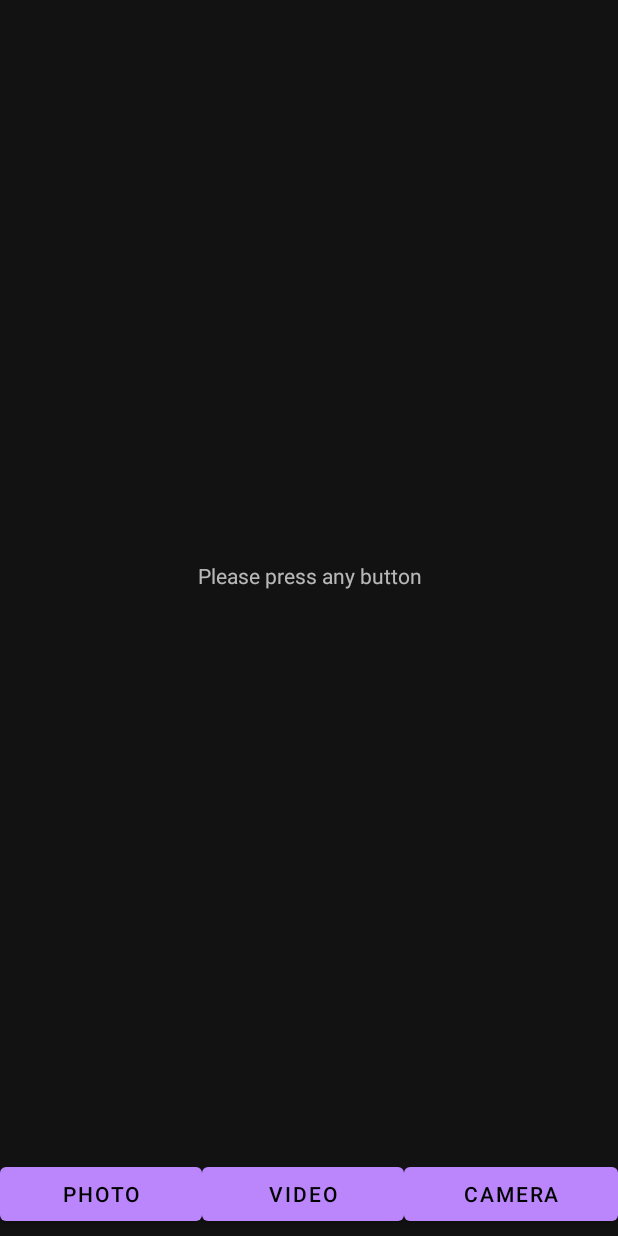
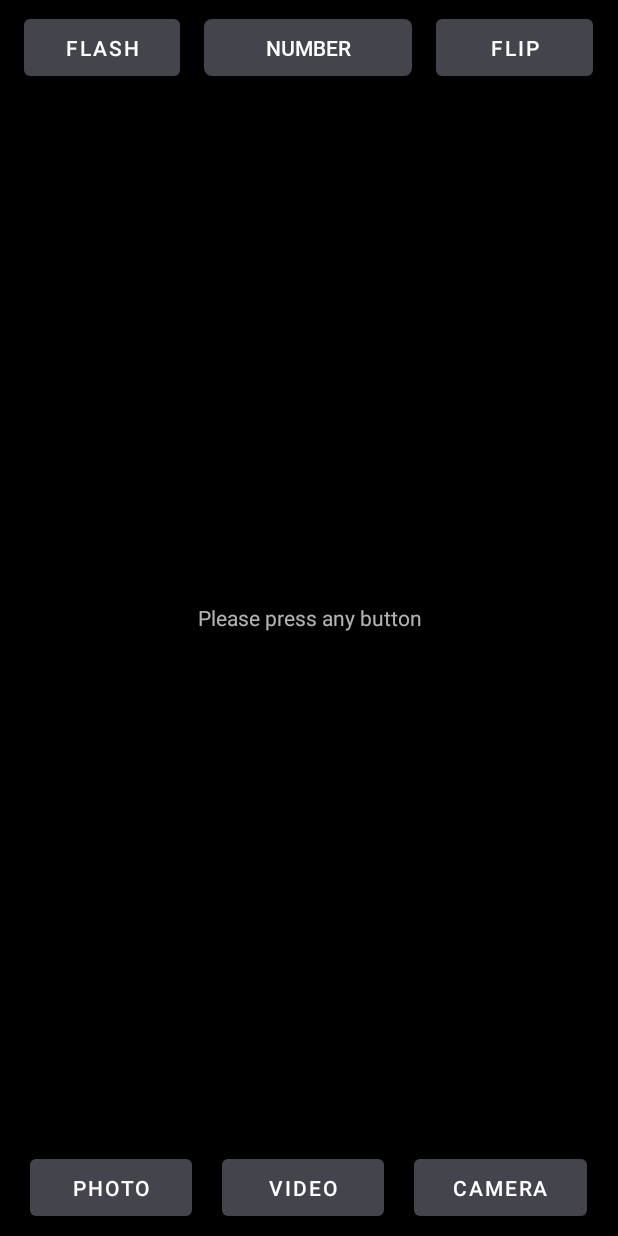
Before and after one commit to starzykbartlomiej/GestureAnalysis, an Android app: the screen it shows after launch (MainActivity), on a phone screen of 412 x 824 dp. Run offline under Robolectric (Android 15) with nearby library versions, the phone set to English and light mode, and no system bars; libraries missing offline, so code that uses them is left out: com.google.mediapipe.formats, com.google.mediapipe.solutioncore, com.google.mediapipe.solutions.

Commit message:
Change colors & Add buttons

```diff
--- /dev/null
+++ b/app/src/main/res/drawable/rounded_corner.xml
@@ -0,0 +1,12 @@
+<?xml version="1.0" encoding="utf-8"?>
+<shape xmlns:android="http://schemas.android.com/apk/res/android" >
+    <solid android:color="@color/gesture_app_gray" />
+
+    <padding
+        android:left="1dp"
+        android:right="1dp"
+        android:bottom="1dp"
+        android:top="1dp" />
+
+    <corners android:radius="5dp" />
+</shape>
--- a/app/src/main/res/layout/activity_main.xml
+++ b/app/src/main/res/layout/activity_main.xml
@@ -4,15 +4,76 @@
     android:layout_width="match_parent"
     android:layout_height="match_parent"
     android:orientation="vertical">
+
+    <LinearLayout
+        android:id="@+id/buttons_top"
+        android:layout_width="match_parent"
+        android:layout_height="wrap_content"
+        style="@style/AppTheme" android:gravity="center"
+        android:orientation="horizontal"
+        android:layout_weight="2"
+        android:background="@color/black">
+
+        <Space
+            android:layout_width="wrap_content"
+            android:layout_height="wrap_content"
+            android:layout_weight="1" />
+
+        <Button
+            android:id="@+id/button_flash"
+            android:layout_width="wrap_content"
+            android:layout_height="50dp"
+            android:layout_weight="1"
+            android:text="@string/flash" />
+
+        <Space
+            android:layout_width="wrap_content"
+            android:layout_height="wrap_content"
+            android:layout_weight="1" />
+
+        <TextView
+            android:id="@+id/text_number"
+            android:layout_width="wrap_content"
+            android:layout_height="38dp"
+            android:layout_weight="5"
+            android:background="@drawable/rounded_corner"
+
+            android:fontFamily="@font/roboto_medium"
+            android:gravity="center"
+            android:text="Number"
+            android:textAllCaps="true"
+            android:textColor="@color/gesture_app_white"
+            android:textSize="14sp" />
+
+        <Space
+            android:layout_width="wrap_content"
+            android:layout_height="wrap_content"
+            android:layout_weight="1" />
+
+        <Button
+            android:id="@+id/button_change_camera"
+            android:layout_width="wrap_content"
+            android:layout_height="50dp"
+            android:layout_weight="1"
+            android:text="@string/change_camera" />
+
+        <Space
+            android:layout_width="wrap_content"
+            android:layout_height="wrap_content"
+            android:layout_weight="1" />
+    </LinearLayout>
+
     <FrameLayout
         android:id="@+id/preview_display_layout"
         android:layout_width="match_parent"
         android:layout_height="wrap_content"
         android:layout_weight="100">
+
         <TextView
             android:id="@+id/no_view"
             android:layout_width="match_parent"
             android:layout_height="match_parent"
+            android:background="@color/gesture_app_black"
             android:gravity="center"
             android:text="@string/instruction" />
     </FrameLayout>
@@ -23,25 +84,48 @@
         android:layout_height="wrap_content"
         style="@style/AppTheme" android:gravity="center"
         android:orientation="horizontal"
-        android:layout_weight="1">
+        android:layout_weight="2"
+        android:background="@color/black">
+
+        <Space
+            android:layout_width="wrap_content"
+            android:layout_height="wrap_content"
+            android:layout_weight="1" />
 
         <Button
             android:id="@+id/button_load_picture"
             android:layout_width="wrap_content"
-            android:layout_height="wrap_content"
+            android:layout_height="50dp"
             android:text="@string/load_picture"
             android:layout_weight="1"/>
+
+        <Space
+            android:layout_width="wrap_content"
+            android:layout_height="wrap_content"
+            android:layout_weight="1" />
+
         <Button
             android:id="@+id/button_load_video"
             android:layout_width="wrap_content"
-            android:layout_height="wrap_content"
+            android:layout_height="50dp"
             android:text="@string/load_video"
             android:layout_weight="1"/>
+
+        <Space
+            android:layout_width="wrap_content"
+            android:layout_height="wrap_content"
+            android:layout_weight="1" />
+
         <Button
             android:id="@+id/button_start_camera"
             android:layout_width="wrap_content"
-            android:layout_height="wrap_content"
+            android:layout_height="50dp"
             android:text="@string/start_camera"
             android:layout_weight="1"/>
+
+        <Space
+            android:layout_width="wrap_content"
+            android:layout_height="wrap_content"
+            android:layout_weight="1" />
     </LinearLayout>
 </LinearLayout>
--- a/app/src/main/res/values/colors.xml
+++ b/app/src/main/res/values/colors.xml
@@ -7,7 +7,7 @@
     <color name="teal_700">#FF018786</color>
     <color name="black">#FF000000</color>
     <color name="white">#FFFFFFFF</color>
-    <color name="gesture_app_1">#FFFFFFFF</color>
-    <color name="gesture_app_2">#000000</color>
-    <color name="gesture_app_3">#44444C</color>
+    <color name="gesture_app_white">#FFFFFFFF</color>
+    <color name="gesture_app_black">#000000</color>
+    <color name="gesture_app_gray">#44444C</color>
 </resources>
--- a/app/src/main/res/values/strings.xml
+++ b/app/src/main/res/values/strings.xml
@@ -3,4 +3,6 @@
     <string name="load_video" translatable="false">Video</string>
     <string name="start_camera" translatable="false">Camera</string>
     <string name="instruction" translatable="false">Please press any button</string>
+    <string name="flash" translatable="false">Flash</string>
+    <string name="change_camera" translatable="false">Flip</string>
 </resources>
--- a/app/src/main/res/values/styles.xml
+++ b/app/src/main/res/values/styles.xml
@@ -2,9 +2,9 @@
 <!-- Base application theme. -->
 <style name="AppTheme" parent="Theme.MaterialComponents">
     <!-- Primary brand color. -->
-    <item name="colorPrimary">@color/purple_200</item>
-    <item name="colorPrimaryVariant">@color/purple_700</item>
-    <item name="colorOnPrimary">@color/black</item>
+    <item name="colorPrimary">@color/gesture_app_gray</item>
+    <item name="colorPrimaryVariant">@color/gesture_app_gray</item>
+    <item name="colorOnPrimary">@color/gesture_app_white</item>
     <!-- Secondary brand color. -->
     <item name="colorSecondary">@color/teal_200</item>
     <item name="colorSecondaryVariant">@color/teal_200</item>
```
Also changed, not shown: app/src/main/res/font/roboto_medium.ttf (added).
